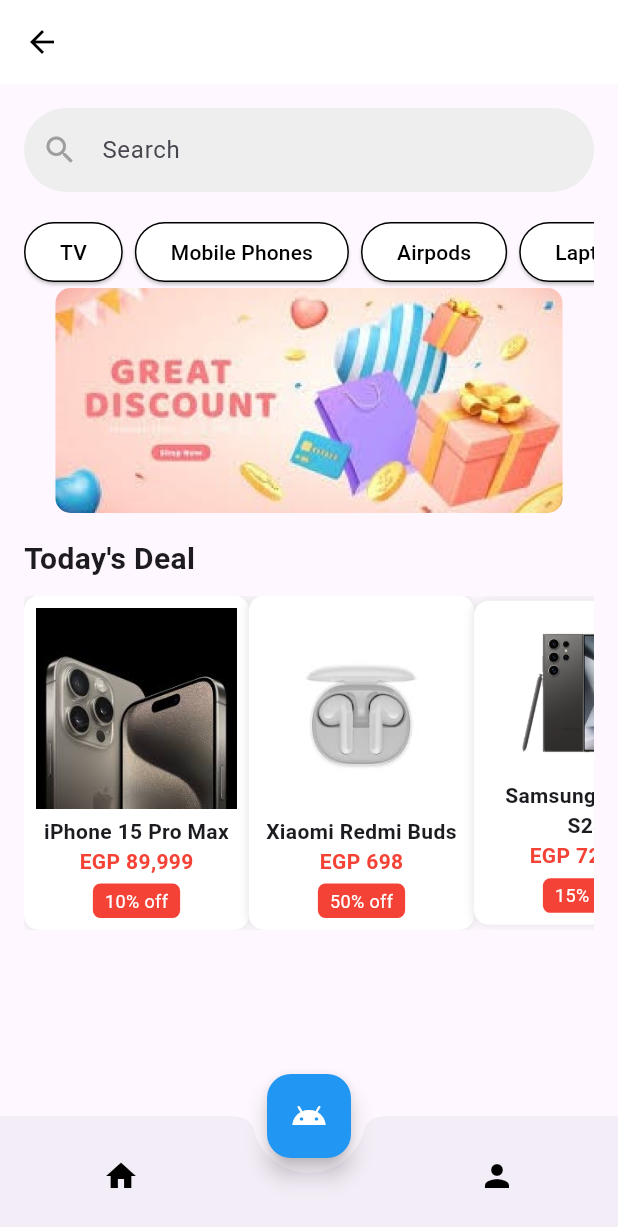
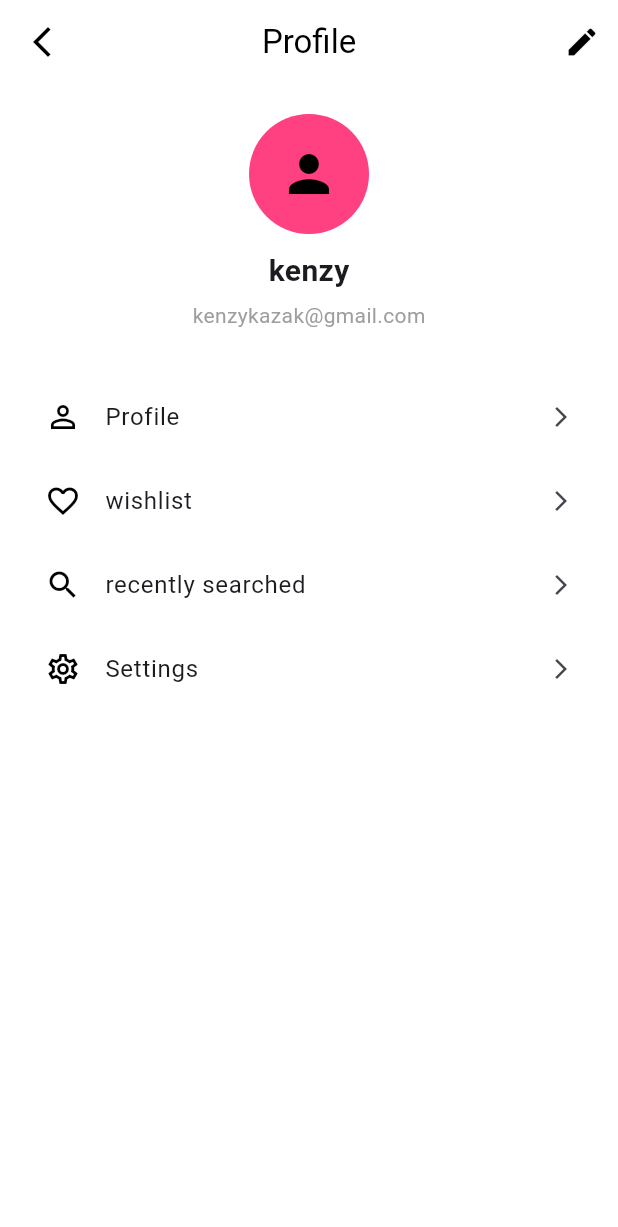
Before and after one commit to ahmedfathallah2/graduation-project, a Flutter app: the HomeScreen screen opened directly, after a tap on the "person" icon, on a phone screen of 412 x 824 dp. Shown: the top 1227 px of the screen. Run offline on Flutter 3.47's test engine with Material 3 defaults, Android fonts, the light colour scheme and no system bars; drawn by our look-alikes of carousel_slider; our stand-ins replace google_fonts.

Commit message:
profile screen

```diff
--- a/lib/About.dart
+++ b/lib/About.dart
@@ -66,7 +66,7 @@
                               fontSize: 18,
                             ),
                           ),
-                          SizedBox(height: 5),
+                          SizedBox(height: 10),
                           Text(
                             'To transform electronic shopping into a seamless, transparent, and personalized experience, empowering users with innovative, user-centric solutions for confident and informed decisions.',
                           ),
--- a/lib/homescreen.dart
+++ b/lib/homescreen.dart
@@ -1,4 +1,5 @@
 import 'package:ecommerce_app/login_screen.dart';
+import 'package:ecommerce_app/profile.dart';
 import 'package:flutter/material.dart';
 import 'package:carousel_slider/carousel_slider.dart';
 import 'chatscreen.dart';
@@ -21,7 +22,7 @@
           ],
         ),
       ),
-      bottomNavigationBar: buildBottomNavBar(),
+      bottomNavigationBar: buildBottomNavBar(context),
       floatingActionButton: buildChatButton(context),
       floatingActionButtonLocation: FloatingActionButtonLocation.centerDocked,
 
@@ -189,7 +190,7 @@
   }
 
   // 🔹 Build Bottom Navigation Bar
-  Widget buildBottomNavBar() {
+  Widget buildBottomNavBar(BuildContext context) {
     return BottomAppBar(
       shape: const CircularNotchedRectangle(),
       notchMargin: 10,
@@ -200,7 +201,10 @@
               icon: const Icon(Icons.home, color: Colors.black), onPressed: () {}),
           const SizedBox(width: 40), // Space for the floating button
           IconButton(
-              icon: const Icon(Icons.person, color: Colors.black), onPressed: () {}),
+              icon: const Icon(Icons.person, color: Colors.black), onPressed: () {
+                Navigator.push(context,
+                 MaterialPageRoute(builder: (context)=> ProfileScreen() ),);
+              }),
         ],
       ),
     );
--- a/lib/profile.dart
+++ b/lib/profile.dart
@@ -1,9 +1,105 @@
 import 'package:flutter/material.dart';
-class Profile extends StatelessWidget {
-  const Profile({super.key});
+
+
+
+class ProfileScreen extends StatelessWidget {
+  const ProfileScreen({super.key});
 
   @override
   Widget build(BuildContext context) {
-    return const Placeholder();
+    return Scaffold(
+      backgroundColor: Colors.white,
+      appBar: AppBar(
+        backgroundColor: Colors.white,
+        elevation: 0,
+        centerTitle: true,
+        leading: IconButton(
+          icon: const Icon(Icons.arrow_back_ios_new, color: Colors.black),
+          onPressed: () {Navigator.pop(context);},
+        ),
+        title: const Text(
+          'Profile',
+          style: TextStyle(color: Colors.black),
+        ),
+        actions: [
+          IconButton(
+            icon: const Icon(Icons.edit, color: Colors.black),
+            onPressed: () {},
+          )
+        ],
+      ),
+      body: Column(
+        children: [
+          const SizedBox(height: 20),
+          const CircleAvatar(
+            radius: 40,
+            backgroundColor: Colors.pinkAccent,
+            child: Icon(Icons.person, size: 40, color: Colors.black),
+          ),
+          const SizedBox(height: 10),
+          const Text(
+            'kenzy',
+            style: TextStyle(fontSize: 20, fontWeight: FontWeight.bold),
+          ),
+          const SizedBox(height: 5),
+          const Text(
+            'kenzykazak@gmail.com',
+            style: TextStyle(fontSize: 14, color: Colors.grey),
+          ),
+          const SizedBox(height: 30),
+
+          // Menu Options
+          Expanded(
+            child: Container(
+              margin: const EdgeInsets.symmetric(horizontal: 20),
+              decoration: BoxDecoration(
+                color: Colors.white,
+                borderRadius: BorderRadius.circular(20),
+              ),
+              child: ListView(
+                children: const [
+                  ProfileMenuItem(
+                    icon: Icons.person_outline,
+                    title: 'Profile',
+                  ),
+                  ProfileMenuItem(
+                    icon: Icons.favorite_border,
+                    title: 'wishlist',
+                  ),
+                  ProfileMenuItem(
+                    icon: Icons.search,
+                    title: 'recently searched',
+                  ),
+                  ProfileMenuItem(
+                    icon: Icons.settings_outlined,
+                    title: 'Settings',
+                  ),
+                ],
+              ),
+            ),
+          )
+        ],
+      ),
+    );
   }
 }
+
+class ProfileMenuItem extends StatelessWidget {
+  final IconData icon;
+  final String title;
+
+  const ProfileMenuItem({super.key, required this.icon, required this.title});
+
+  @override
+  Widget build(BuildContext context) {
+    return ListTile(
+      contentPadding: const EdgeInsets.symmetric(horizontal: 10),
+      leading: Icon(icon, color: Colors.black),
+      title: Text(title, style: const TextStyle(fontSize: 16)),
+      trailing: const Icon(Icons.arrow_forward_ios, size: 16),
+      onTap: () {
+        // Handle tap
+      },
+    );
+  }
+}
```
Also changed, not shown: 4 other files.
